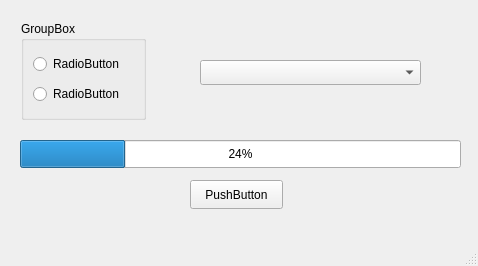
Qt form Task 4.1/mainwindow.ui (Andy79rus/Qt-homeworks) before a commit.
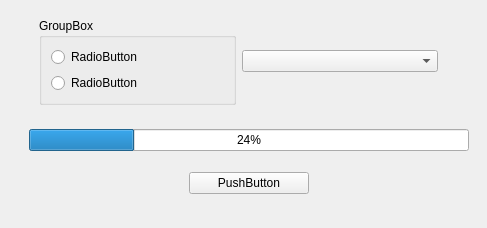
The same form after that commit.

Diff of the .ui file:
```diff
--- a/Task 4.1/mainwindow.ui
+++ b/Task 4.1/mainwindow.ui
@@ -6,23 +6,26 @@
    <rect>
     <x>0</x>
     <y>0</y>
-    <width>478</width>
-    <height>266</height>
+    <width>487</width>
+    <height>228</height>
    </rect>
   </property>
   <property name="windowTitle">
    <string>MainWindow</string>
   </property>
   <widget class="QWidget" name="centralwidget">
+   <layout class="QGridLayout" name="gridLayout">
+    <item row="0" column="0" colspan="2">
+     <widget class="QWidget" name="widget_3" native="true">
+      <layout class="QGridLayout" name="gridLayout_4">
+       <property name="leftMargin">
+        <number>30</number>
+       </property>
+       <property name="rightMargin">
+        <number>40</number>
+       </property>
+       <item row="0" column="0">
    <widget class="QGroupBox" name="groupBox">
-    <property name="geometry">
-     <rect>
-      <x>21</x>
-      <y>21</y>
-      <width>125</width>
-      <height>99</height>
-     </rect>
-    </property>
     <property name="title">
      <string>GroupBox</string>
     </property>
@@ -43,54 +46,63 @@
      </item>
     </layout>
    </widget>
-   <widget class="QPushButton" name="pushButton">
-    <property name="geometry">
-     <rect>
-      <x>190</x>
-      <y>180</y>
-      <width>93</width>
-      <height>29</height>
-     </rect>
-    </property>
-    <property name="text">
-     <string>PushButton</string>
-    </property>
-   </widget>
+       </item>
+       <item row="0" column="1">
+        <widget class="QComboBox" name="comboBox">
+         <property name="currentIndex">
+          <number>-1</number>
+         </property>
+        </widget>
+       </item>
+      </layout>
+     </widget>
+    </item>
+    <item row="3" column="0" colspan="2">
+     <widget class="QWidget" name="widget_2" native="true">
+      <layout class="QGridLayout" name="gridLayout_2">
+       <property name="leftMargin">
+        <number>20</number>
+       </property>
+       <item row="0" column="0">
    <widget class="QProgressBar" name="progressBar">
-    <property name="geometry">
-     <rect>
-      <x>20</x>
-      <y>140</y>
-      <width>441</width>
-      <height>28</height>
-     </rect>
-    </property>
     <property name="value">
      <number>24</number>
     </property>
    </widget>
-   <widget class="QComboBox" name="comboBox">
-    <property name="geometry">
-     <rect>
-      <x>200</x>
-      <y>60</y>
-      <width>221</width>
-      <height>25</height>
-     </rect>
-    </property>
-   </widget>
-  </widget>
-  <widget class="QMenuBar" name="menubar">
-   <property name="geometry">
-    <rect>
-     <x>0</x>
-     <y>0</y>
-     <width>478</width>
-     <height>26</height>
-    </rect>
-   </property>
-  </widget>
-  <widget class="QStatusBar" name="statusbar"/>
+       </item>
+       <item row="1" column="0">
+        <widget class="QWidget" name="widget" native="true">
+         <layout class="QGridLayout" name="gridLayout_3">
+          <property name="leftMargin">
+           <number>160</number>
+          </property>
+          <property name="topMargin">
+           <number>0</number>
+          </property>
+          <property name="rightMargin">
+           <number>160</number>
+          </property>
+          <property name="bottomMargin">
+           <number>0</number>
+          </property>
+          <item row="0" column="0">
+           <widget class="QPushButton" name="pushButton">
+            <property name="enabled">
+             <bool>true</bool>
+            </property>
+            <property name="text">
+             <string>PushButton</string>
+            </property>
+           </widget>
+          </item>
+         </layout>
+        </widget>
+       </item>
+      </layout>
+     </widget>
+    </item>
+   </layout>
+  </widget>
  </widget>
  <resources/>
  <connections/>
```
Lines whose indentation alone changed are shown as unchanged.
